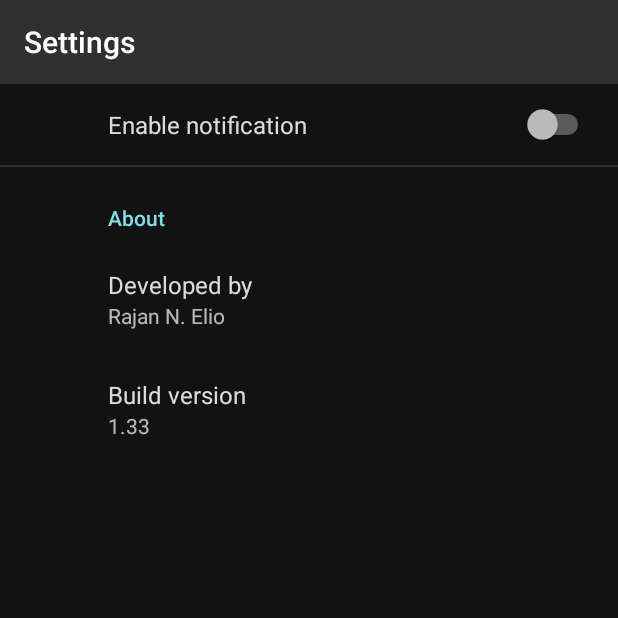
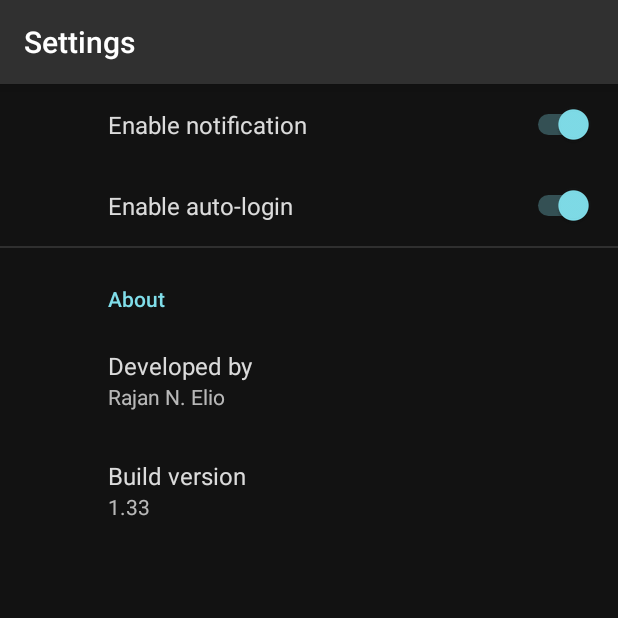
Before and after one commit to r-elio/CS0011-Final-Project, an Android app: the SettingsFragment screen opened directly, with no data from a screen before it, on a phone screen of 412 x 824 dp, the top half of it. Run offline under Robolectric (Android 15) with nearby library versions, the phone set to English and light mode, and no system bars; our stand-ins replace androidx.preference.

Commit message:
regularly updating notification

```diff
--- a/app/src/main/java/android/application/meta/HomeFragment.java
+++ b/app/src/main/java/android/application/meta/HomeFragment.java
@@ -64,7 +64,7 @@ public class HomeFragment extends Fragment implements
 
         if (HomeActivity.viewPager.getAdapter() != null){
             HomeActivity.viewPager.getAdapter().notifyDataSetChanged();
-            HomeActivity.viewPager.arrowScroll(View.FOCUS_RIGHT);
+            HomeActivity.viewPager.setCurrentItem(2,true);
         }
 
         ActivityListAdapter.selectedPosition = position;
--- a/app/src/main/res/values/strings.xml
+++ b/app/src/main/res/values/strings.xml
@@ -82,4 +82,5 @@
     <string name="developer">Developed by</string>
     <string name="build_version">Build version</string>
     <string name="notif_pref">notification</string>
+    <string name="login_pref">auto-login</string>
 </resources>
--- a/app/src/main/res/xml/preferences.xml
+++ b/app/src/main/res/xml/preferences.xml
@@ -4,7 +4,13 @@
 
     <SwitchPreference
         android:key="@string/notif_pref"
-        android:title="Enable notification" />
+        android:title="Enable notification"
+        android:defaultValue="true"/>
+
+    <SwitchPreference
+        android:key="@string/login_pref"
+        android:title="Enable auto-login"
+        android:defaultValue="true"/>
 
     <PreferenceCategory
         android:key="about"
```
Also changed, not shown: app/src/main/java/android/application/meta/HomeActivity.java (+11 -0 lines), app/src/main/java/android/application/meta/MainActivity.java (+9 -2 lines), app/src/main/java/android/application/meta/NotificationService.java (+16 -6 lines).
